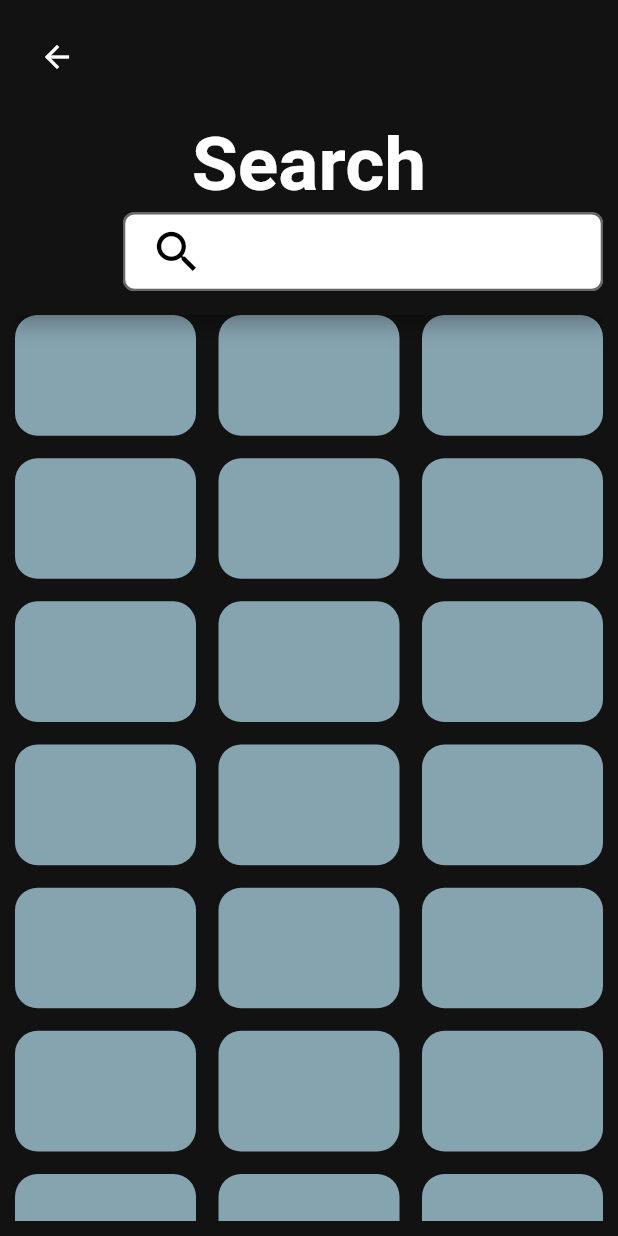
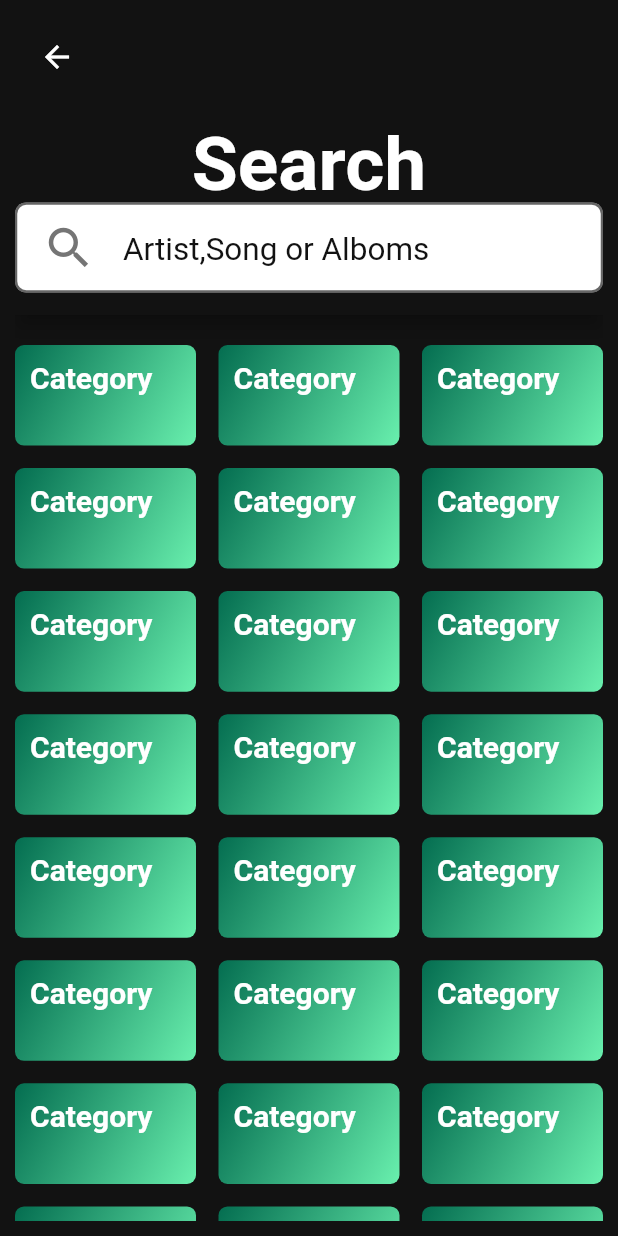
Before and after one commit to MagdyLaban/Spotify, a Flutter app: the SearchScreen screen opened by its route, on a phone screen of 412 x 824 dp. Run offline on Flutter 3.47's test engine with Material 2 defaults, Android fonts, the light colour scheme and no system bars.

Commit message:
update the search screen

```diff
--- a/lib/components/category_tlle.dart
+++ b/lib/components/category_tlle.dart
@@ -4,11 +4,24 @@ class CategoryTile extends StatelessWidget {
   @override
   Widget build(BuildContext context) {
     return Container(
-      height: 100,
-      width: 100,
+      child: Padding(
+        padding: const EdgeInsets.only(left: 10.0, top: 10.0),
+        child: Text(
+          'Category',
+          style: TextStyle(
+            color: Colors.white,
+            fontSize: 20.0,
+            fontWeight: FontWeight.w700
+          ),
+        ),
+      ),
       decoration: BoxDecoration(
-        color: Color(0xff86a4b0),
-        borderRadius: BorderRadius.circular(15.0)
+          gradient: LinearGradient(
+              begin: Alignment.topLeft,
+              end: Alignment.bottomRight,
+              colors: [Color(0xff046d50), Colors.greenAccent]
+          ),
+        borderRadius: BorderRadius.circular(6.0)
       ),
     );
   }
--- a/lib/components/search_category_sliver_grid.dart
+++ b/lib/components/search_category_sliver_grid.dart
@@ -12,7 +12,7 @@ class CategoryTilesSliverGrid extends StatelessWidget {
         maxCrossAxisExtent: 180,
         crossAxisSpacing:15,
         mainAxisSpacing: 15,
-        childAspectRatio: 3/2
+        childAspectRatio: 1.8
       ),
       delegate: SliverChildBuilderDelegate(
             (BuildContext context, int index) {
--- a/lib/main.dart
+++ b/lib/main.dart
@@ -19,7 +19,7 @@ class MyApp extends StatelessWidget {
   Widget build(BuildContext context) {
     return MaterialApp(
       debugShowCheckedModeBanner: false,
-      initialRoute:SearchScreen.id,
+      initialRoute:BottomNavBar.id,
       routes: {
         SplashScreen.id : (context) =>SplashScreen(),
         RegisterScreen.id : (context) => RegisterScreen(),
--- a/lib/screens/bottom_nav_screens/search_screen.dart
+++ b/lib/screens/bottom_nav_screens/search_screen.dart
@@ -1,6 +1,7 @@
 import 'package:flutter/material.dart';
 import 'package:spotifynew/components/sliver_appbar_with_search.dart';
 import 'package:spotifynew/utilities/constant.dart';
+import 'bottom_nav_bar.dart';
 import 'package:spotifynew/components/search_category_sliver_grid.dart';
 class SearchScreen extends StatefulWidget {
   static const String id = 'search screen';
@@ -25,6 +26,9 @@ class _SearchScreenState extends State<SearchScreen> {
                 color: Colors.white,
               ),
             ),
+            SliverPadding(
+              padding : EdgeInsets.all(10.0)
+            ),
             CategoryTilesSliverGrid(),
           ],
         ),
```
Also changed, not shown: lib/components/sliver_appbar_with_search.dart (+13 -6 lines).
